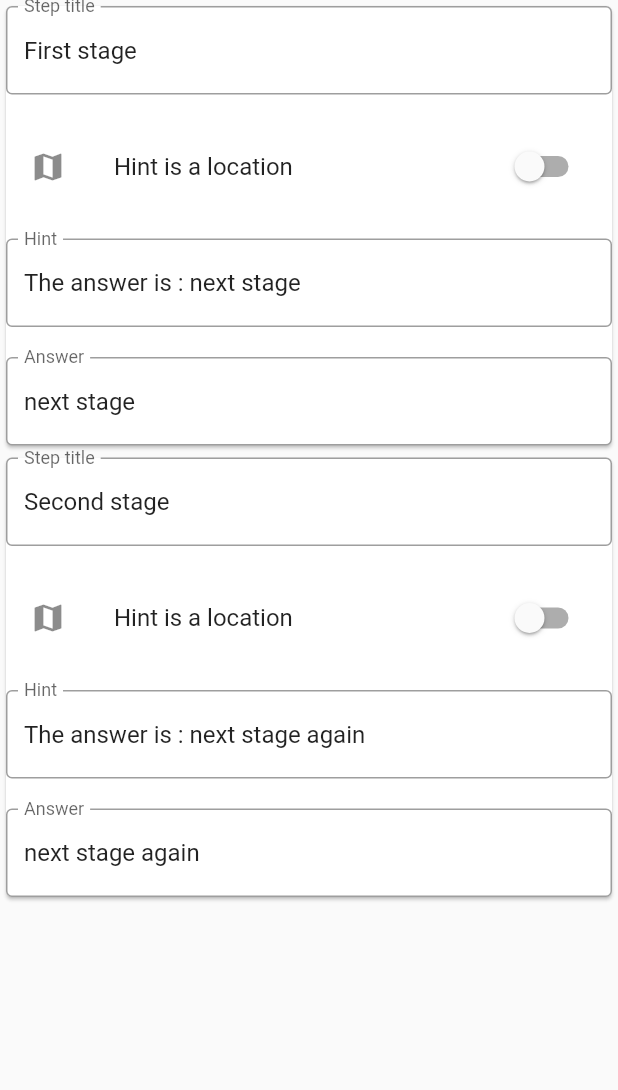
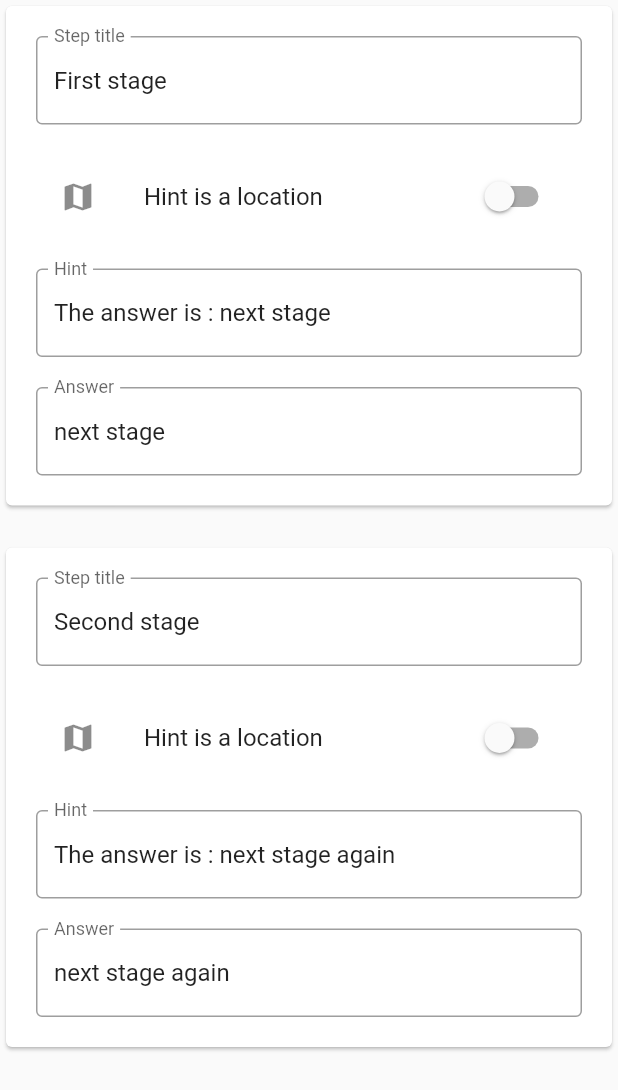
Before and after one commit to nicolaspernoud/treasure_hunt, a Flutter app: the AdminView widget shown alone on an empty page, opened directly, on a phone screen of 412 x 824 dp. Shown: the top 1090 px of the screen. Run offline on Flutter 3.47's test engine with Material 2 defaults, Android fonts, the phone set to English and light mode, and no system bars; our stand-ins replace shared_preferences; accounts and stored records are empty.

Commit message:
feat: wip

```diff
--- a/lib/components/admin.dart
+++ b/lib/components/admin.dart
@@ -14,9 +14,13 @@ class _AdminViewState extends State<AdminView> {
         width: 800,
         child: Consumer<Hunt>(
             builder: (context, hunt, child) => SingleChildScrollView(
-                  child: Column(
+                  child: Wrap(
+                    runSpacing: 20,
+                    //crossAxisAlignment: CrossAxisAlignment.center,
                     children: hunt.stages
                         .map((e) => Card(
+                            child: Padding(
+                                padding: EdgeInsets.all(20),
                                 child: Column(
                                     mainAxisSize: MainAxisSize.min,
                                     children: [
@@ -35,7 +39,8 @@ class _AdminViewState extends State<AdminView> {
                                             },
                                           ),
                                           SwitchListTile(
-                                        title: const Text('Hint is a location'),
+                                            title: const Text(
+                                                'Hint is a location'),
                                             value: e.hintIsPlace,
                                             onChanged: (v) {
                                               e.hintIsPlace = v;
@@ -67,7 +72,7 @@ class _AdminViewState extends State<AdminView> {
                                           ),
                                         ],
                                       ),
-                                ])))
+                                    ]))))
                         .toList(),
                   ),
                 )));
```
Also changed, not shown: lib/main.dart (+16 -28 lines). Lines whose indentation alone changed are shown as unchanged.
